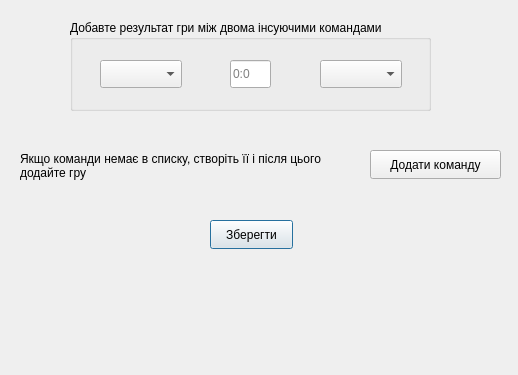
Qt form addgamedialog.ui (OstrovskyAndriy/basketball) before a commit.
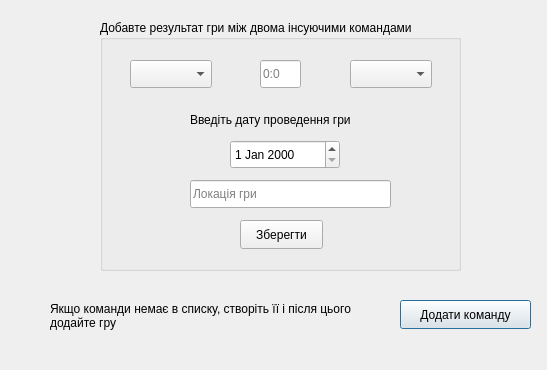
The same form after that commit.

```diff
--- a/addgamedialog.ui
+++ b/addgamedialog.ui
@@ -6,31 +6,18 @@
    <rect>
     <x>0</x>
     <y>0</y>
-    <width>518</width>
-    <height>375</height>
+    <width>547</width>
+    <height>370</height>
    </rect>
   </property>
   <property name="windowTitle">
    <string>Dialog</string>
   </property>
-  <widget class="QPushButton" name="saveButton">
-   <property name="geometry">
-    <rect>
-     <x>210</x>
-     <y>220</y>
-     <width>83</width>
-     <height>29</height>
-    </rect>
-   </property>
-   <property name="text">
-    <string>Зберегти</string>
-   </property>
-  </widget>
   <widget class="QPushButton" name="addTeamButton">
    <property name="geometry">
     <rect>
-     <x>370</x>
-     <y>150</y>
+     <x>400</x>
+     <y>300</y>
      <width>131</width>
      <height>29</height>
     </rect>
@@ -42,8 +29,8 @@
   <widget class="QLabel" name="label">
    <property name="geometry">
     <rect>
-     <x>20</x>
-     <y>130</y>
+     <x>50</x>
+     <y>280</y>
      <width>321</width>
      <height>71</height>
     </rect>
@@ -58,10 +45,10 @@
   <widget class="QGroupBox" name="groupBox">
    <property name="geometry">
     <rect>
-     <x>70</x>
+     <x>100</x>
      <y>20</y>
      <width>361</width>
-     <height>91</height>
+     <height>251</height>
     </rect>
    </property>
    <property name="title">
@@ -106,6 +93,55 @@
      </rect>
     </property>
    </widget>
+   <widget class="QDateEdit" name="dateEdit">
+    <property name="geometry">
+     <rect>
+      <x>130</x>
+      <y>120</y>
+      <width>110</width>
+      <height>29</height>
+     </rect>
+    </property>
+   </widget>
+   <widget class="QLineEdit" name="locationLineEdit">
+    <property name="geometry">
+     <rect>
+      <x>90</x>
+      <y>160</y>
+      <width>201</width>
+      <height>28</height>
+     </rect>
+    </property>
+    <property name="placeholderText">
+     <string>Локація гри</string>
+    </property>
+   </widget>
+   <widget class="QLabel" name="label_2">
+    <property name="geometry">
+     <rect>
+      <x>90</x>
+      <y>90</y>
+      <width>201</width>
+      <height>20</height>
+     </rect>
+    </property>
+    <property name="text">
+     <string>Введіть дату проведення гри</string>
+    </property>
+   </widget>
+   <widget class="QPushButton" name="saveButton">
+    <property name="geometry">
+     <rect>
+      <x>140</x>
+      <y>200</y>
+      <width>83</width>
+      <height>29</height>
+     </rect>
+    </property>
+    <property name="text">
+     <string>Зберегти</string>
+    </property>
+   </widget>
   </widget>
  </widget>
  <resources/>
```
